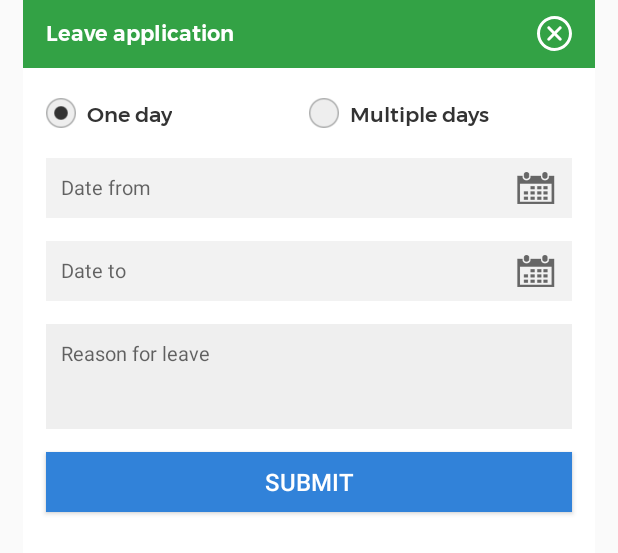
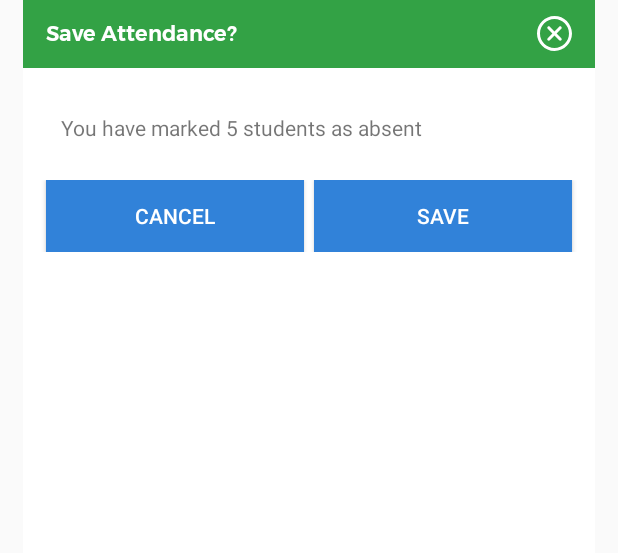
Before and after one commit to AquaSparkle/Skoolerp, an Android app: the layout attendance_alert.xml on its own in the app's theme, with its tools: preview values and no code run, on a phone screen of 412 x 824 dp. Shown: the top 553 px of the screen. Run offline under Robolectric (Android 15) with nearby library versions, the phone set to English and light mode, and no system bars; network calls fail.

Commit message:
Alert display in progress

```diff
--- a/Webschool/app/src/main/java/erp/skoolerp/Fragment/Students_list.java
+++ b/Webschool/app/src/main/java/erp/skoolerp/Fragment/Students_list.java
@@ -327,8 +327,12 @@ public class Students_list extends Fragment
         dialog.setContentView(R.layout.attendance_alert);
         dialog.getWindow().setLayout(ViewGroup.LayoutParams.MATCH_PARENT, ViewGroup.LayoutParams.WRAP_CONTENT);
         dialog.getWindow().setBackgroundDrawable(new ColorDrawable(Color.TRANSPARENT));
+        Button cancel, save;
+        cancel = (Button) dialog.findViewById(R.id.cancel);
+        save = (Button) dialog.findViewById(R.id.save);
+        save.setTypeface(Wschool.tf3);
+        cancel.setTypeface(Wschool.tf3);
         dialog.show();
-
     }
 
     public void sendAttendance() {
--- a/Webschool/app/src/main/res/layout/attendance_alert.xml
+++ b/Webschool/app/src/main/res/layout/attendance_alert.xml
@@ -19,7 +19,7 @@
             android:id="@+id/textView"
             android:layout_width="wrap_content"
             android:layout_height="wrap_content"
-            android:text="Leave application"
+            android:text="Save Attendance?"
             android:textSize="14sp"
             android:layout_marginStart="15dp"
             android:textColor="#ffffff"
@@ -36,126 +36,54 @@
             android:layout_marginEnd="15dp"/>
     </RelativeLayout>
 
-    <Spinner
-        android:id="@+id/leave_typ"
-        android:visibility="gone"
+
+    <TextView
+        android:id="@+id/alert"
         android:layout_width="match_parent"
-        android:layout_height="40dp"
-        android:background="@drawable/spinner_pop_bg"
+        android:layout_height="wrap_content"
+        android:textSize="14sp"
         android:layout_below="@+id/top_lay"
         android:layout_marginTop="20dp"
         android:layout_marginLeft="15dp"
-        android:layout_marginRight="15dp"/>
+        android:layout_marginRight="15dp"
+        android:text="You have marked 5 students as absent"
+        android:padding="10dp"/>
 
     <LinearLayout
         android:layout_width="match_parent"
         android:layout_height="wrap_content"
-        android:layout_marginTop="20dp"
-        android:layout_marginLeft="15dp"
-        android:layout_marginRight="15dp"
-        android:orientation="horizontal"
-        android:layout_below="@+id/leave_typ"
-        android:id="@+id/rd_lay">
+        android:weightSum="2"
+        android:layout_below="@+id/alert"
+        android:layout_marginTop="15dp">
 
-        <LinearLayout
+        <Button
+            android:id="@+id/cancel"
             android:layout_width="0dp"
-            android:layout_height="match_parent"
             android:layout_weight="1"
-            android:id="@+id/one_dy">
+            android:layout_height="wrap_content"
+            android:text="Cancel"
+            android:textSize="14sp"
+            android:textAllCaps="true"
+            android:textColor="#ffffff"
+            android:background="#3182D9"
+            android:layout_marginLeft="15dp"
+            android:layout_marginRight="3.5dp"
+            android:padding="10dp"/>
 
-            <ImageView
-                android:layout_width="20dp"
-                android:layout_height="20dp"
-                android:src="@drawable/radio_sel"
-                android:layout_gravity="center"
-                android:id="@+id/one"/>
-
-            <erp.skoolerp.utils.Montserrat_Medium
-                android:layout_width="wrap_content"
-                android:layout_height="match_parent"
-                android:gravity="center"
-                android:textSize="14sp"
-                android:textColor="#333333"
-                android:paddingLeft="7dp"
-                android:text="One day"/>
-        </LinearLayout>
-
-        <LinearLayout
+        <Button
+            android:id="@+id/save"
             android:layout_width="0dp"
-            android:layout_height="match_parent"
             android:layout_weight="1"
-            android:id="@+id/mul_dy">
-
-            <ImageView
-                android:layout_width="20dp"
-                android:layout_height="20dp"
-                android:src="@drawable/radio_unsel"
-                android:layout_gravity="center"
-                android:id="@+id/mul"/>
-
-            <erp.skoolerp.utils.Montserrat_Medium
-                android:layout_width="wrap_content"
-                android:layout_height="match_parent"
-                android:gravity="center"
-                android:textSize="14sp"
-                android:textColor="#333333"
-                android:paddingLeft="7dp"
-                android:text="Multiple days"/>
-        </LinearLayout>
+            android:layout_height="wrap_content"
+            android:text="Save"
+            android:textSize="14sp"
+            android:textAllCaps="true"
+            android:textColor="#ffffff"
+            android:background="#3182D9"
+            android:layout_marginLeft="3.5dp"
+            android:layout_marginRight="15dp"
+            android:padding="10dp"/>
 
     </LinearLayout>
 
-    <TextView
-        android:id="@+id/date_frm"
-        android:layout_width="match_parent"
-        android:layout_height="40dp"
-        android:background="@drawable/cal_popup_bg"
-        android:textSize="13sp"
-        android:hint="Date from"
-        android:layout_below="@+id/rd_lay"
-        android:layout_marginTop="20dp"
-        android:layout_marginLeft="15dp"
-        android:layout_marginRight="15dp"
-        android:padding="10dp"/>
-
-    <TextView
-        android:id="@+id/date_to"
-        android:layout_width="match_parent"
-        android:layout_height="40dp"
-        android:background="@drawable/cal_popup_bg"
-        android:textSize="13sp"
-        android:hint="Date to"
-        android:layout_below="@+id/date_frm"
-        android:layout_marginTop="15dp"
-        android:layout_marginLeft="15dp"
-        android:layout_marginRight="15dp"
-        android:padding="10dp"/>
-
-    <EditText
-        android:id="@+id/reason"
-        android:layout_below="@+id/date_to"
-        android:layout_width="match_parent"
-        android:layout_height="70dp"
-        android:background="#efefef"
-        android:ems="10"
-        android:textSize="13sp"
-        android:gravity="top"
-        android:padding="10dp"
-        android:hint="Reason for leave"
-        android:inputType="textMultiLine"
-        android:layout_marginTop="15dp"
-        android:layout_marginEnd="15dp"
-        android:layout_marginStart="15dp"/>
-
-    <Button
-        android:id="@+id/submit"
-        android:layout_width="match_parent"
-        android:layout_height="40dp"
-        android:text="Submit"
-        android:textSize="16sp"
-        android:textAllCaps="true"
-        android:textColor="#ffffff"
-        android:background="#3182D9"
-        android:layout_margin="15dp"
-        android:layout_below="@+id/reason"/>
 </RelativeLayout>
```
